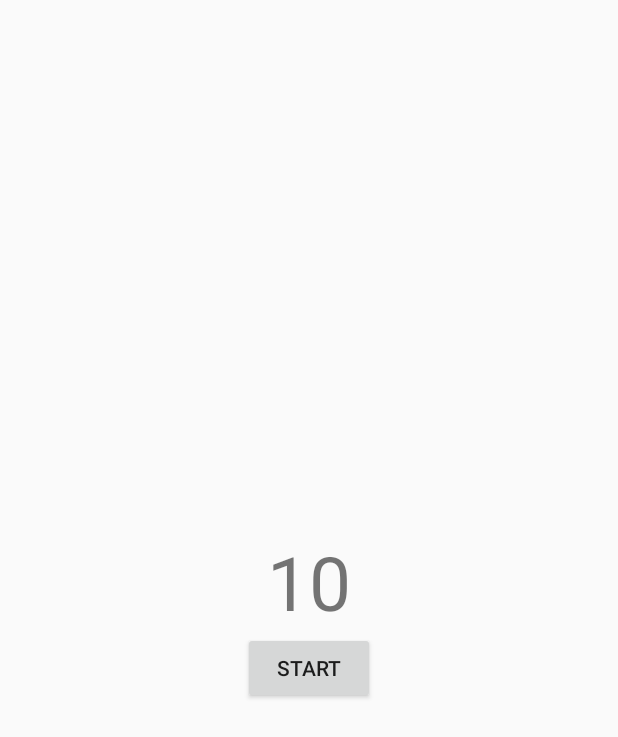
After one commit to phamlap228/Lesson5_Thread_Asyntask_Handler, an Android app: the layout activity_thread_handler.xml on its own in the app's theme, with its tools: preview values and no code run, on a phone screen of 412 x 824 dp. The commit adds this screen. Shown: the top 737 px of the screen. Run offline under Robolectric (Android 15) with nearby library versions, the phone set to English and light mode, and no system bars.

Commit message:
Thread Handler

```diff
--- a/app/src/main/AndroidManifest.xml
+++ b/app/src/main/AndroidManifest.xml
@@ -1,6 +1,7 @@
 <?xml version="1.0" encoding="utf-8"?>
 <manifest xmlns:android="http://schemas.android.com/apk/res/android"
           package="lap.hou.com.lesson5_thread_asyncask">
+    <uses-permission android:name="android.permission.INTERNET"/>
 
     <application
         android:allowBackup="true"
@@ -16,6 +17,8 @@
                 <category android:name="android.intent.category.LAUNCHER"/>
             </intent-filter>
         </activity>
+        <activity android:name=".ThreadHandlerActivity">
+        </activity>
     </application>
 
 </manifest>
--- /dev/null
+++ b/app/src/main/res/layout/activity_thread_handler.xml
@@ -0,0 +1,24 @@
+<?xml version="1.0" encoding="utf-8"?>
+<LinearLayout
+    android:orientation="vertical"
+    xmlns:android="http://schemas.android.com/apk/res/android"
+    xmlns:app="http://schemas.android.com/apk/res-auto"
+    xmlns:tools="http://schemas.android.com/tools"
+    android:layout_width="match_parent"
+    android:layout_height="match_parent"
+    android:gravity="center"
+    tools:context="lap.hou.com.lesson5_thread_asyncask.ThreadHandlerActivity">
+    <TextView
+        android:layout_width="wrap_content"
+        android:layout_height="wrap_content"
+        android:text="10"
+        android:textSize="50dp"
+        android:id="@+id/textView"
+        />
+    <Button
+        android:layout_width="wrap_content"
+        android:layout_height="wrap_content"
+        android:id="@+id/button"
+        android:text="Start"
+        />
+</LinearLayout>
```
Also changed, not shown: app/src/main/java/lap/hou/com/lesson5_thread_asyncask/MainActivity.java (+9 -0 lines), app/src/main/java/lap/hou/com/lesson5_thread_asyncask/ThreadHandlerActivity.java (added, +87 -0 lines).
